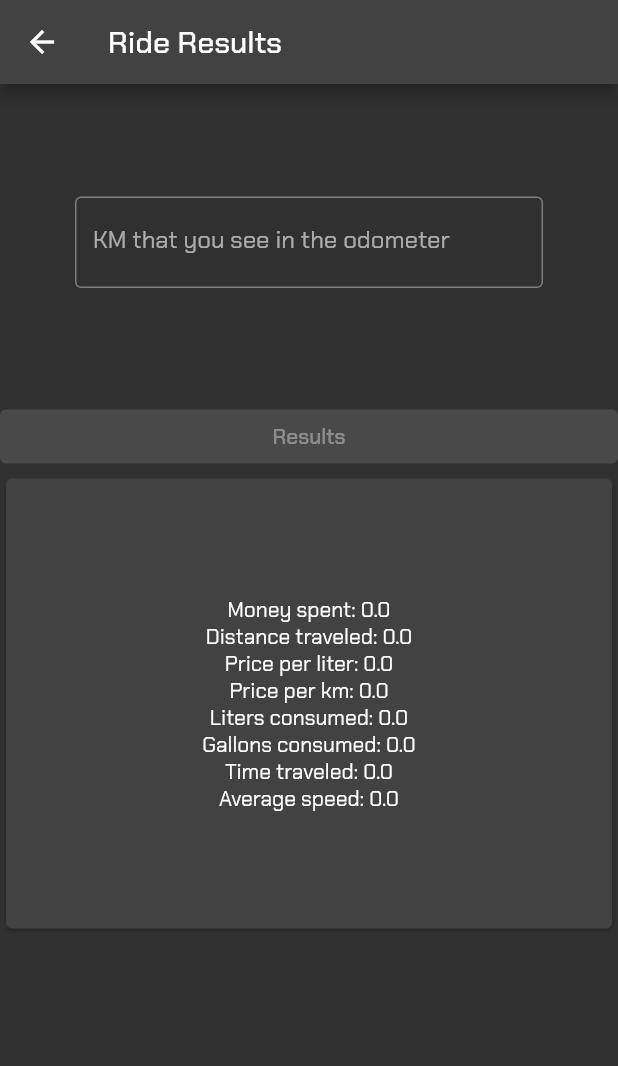
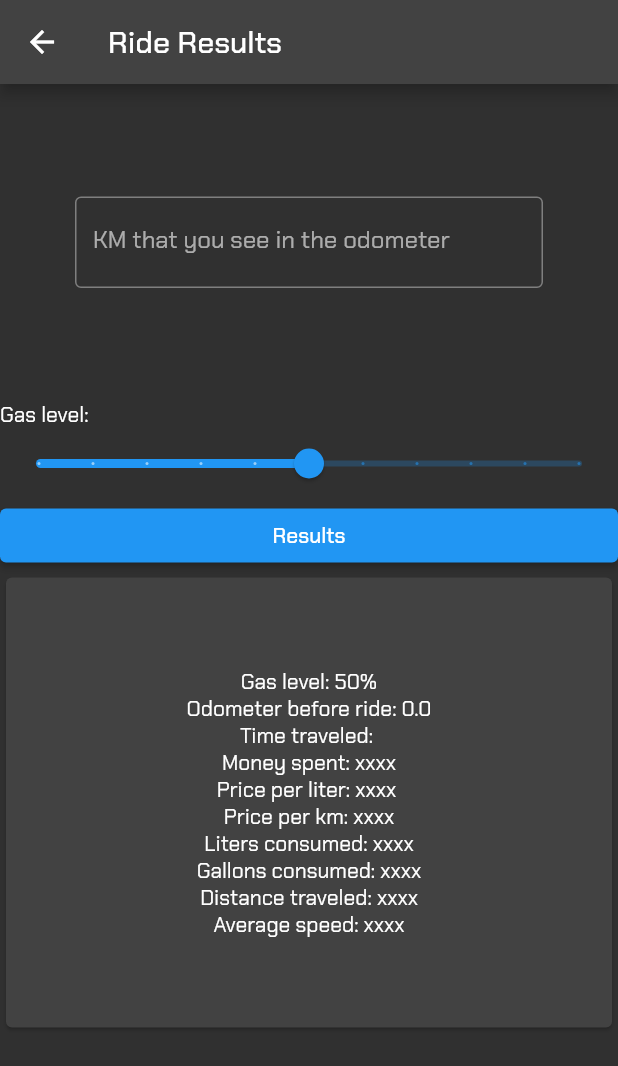
Before and after one commit to navirobayo/venom, a Flutter app: the NewRide screen opened directly with empty values, after a tap on "Press now and Analyze", on a phone screen of 412 x 824 dp. Shown: the top 1066 px of the screen. Run offline on Flutter 3.47's test engine with Material 2 defaults, Android fonts, the phone set to English and light mode, and no system bars; our stand-ins replace circular_countdown_timer, flutter_time_picker_spinner, google_fonts, sqflite; accounts and stored records are empty.

Commit message:
Data movement to Result Screen

```diff
--- a/venom/lib/presentation/new_ride/new_ride.dart
+++ b/venom/lib/presentation/new_ride/new_ride.dart
@@ -2,13 +2,17 @@ import 'package:flutter/material.dart';
 import 'package:circular_countdown_timer/circular_countdown_timer.dart';
 import 'package:venom/components/timer_widget.dart';
 import 'package:venom/presentation/results_screen/results_screen.dart';
-import 'dart:async';
-import 'package:path/path.dart';
-import 'package:sqflite/sqflite.dart';
 
 class NewRide extends StatefulWidget {
   final int duration;
-  const NewRide({Key? key, required this.duration}) : super(key: key);
+  final double gasLevel;
+  final double odometer1;
+  const NewRide(
+      {Key? key,
+      required this.duration,
+      required this.gasLevel,
+      required this.odometer1})
+      : super(key: key);
 
   @override
   State<NewRide> createState() => _NewRideState();
@@ -16,6 +20,15 @@ class NewRide extends StatefulWidget {
 
 class _NewRideState extends State<NewRide> {
   late final CountDownController _controller = CountDownController();
+  double _gasLevel1 = 0.5;
+  double _odometer1 = 0.0;
+
+  @override
+  void initState() {
+    super.initState();
+    _odometer1 = widget.odometer1;
+    _gasLevel1 = widget.gasLevel;
+  }
 
   @override
   Widget build(BuildContext context) {
@@ -36,13 +49,15 @@ class _NewRideState extends State<NewRide> {
           const SizedBox(
             height: 50,
           ),
-          const SizedBox(
+          SizedBox(
             width: 300,
             height: 100,
             child: Column(
               children: [
-                Text("Press Go and enjoy the ride,"),
-                Text("Venom will notify when the ride is done"),
+                const Text("Press Go and enjoy the ride,"),
+                const Text("Venom will notify when the ride is done"),
+                Text("Gas level: ${(_gasLevel1 * 100).round()}%"),
+                Text('Odometer before ride: $_odometer1'),
               ],
             ),
           ),
@@ -58,6 +73,8 @@ class _NewRideState extends State<NewRide> {
                   context,
                   MaterialPageRoute(
                     builder: (context) => ResultsScreen(
+                      gasLevel1: _gasLevel1,
+                      odometer1: widget.odometer1,
                       timeTraveled: (_controller.getTime()).toString(),
                     ),
                   ),
--- a/venom/lib/presentation/results_screen/results_screen.dart
+++ b/venom/lib/presentation/results_screen/results_screen.dart
@@ -2,47 +2,22 @@ import 'package:flutter/material.dart';
 
 class ResultsScreen extends StatefulWidget {
   final String timeTraveled;
+  final double gasLevel1;
+  final double odometer1;
 
-  const ResultsScreen({Key? key, required this.timeTraveled}) : super(key: key);
+  const ResultsScreen(
+      {Key? key,
+      required this.timeTraveled,
+      required this.gasLevel1,
+      required this.odometer1})
+      : super(key: key);
 
   @override
   State<ResultsScreen> createState() => _ResultsScreenState();
 }
 
 class _ResultsScreenState extends State<ResultsScreen> {
-  late String kmInOdometerOne;
-  late String kmInOdometerTwo;
-
-  late String moneySpent = "0.0";
-
-  late String distanceTraveled = "0.0";
-
-  late String pricePerLiter = "0.0";
-
-  late String pricePerKm = "0.0";
-
-  late String litersConsumed = "0.0";
-
-  late String galConsumed = "0.0";
-
-  late String timeTraveled = "0.0";
-
-  late String averageSpeed = "0.0";
-
-  final moneySpentController = TextEditingController();
-  final distanceTraveledController = TextEditingController();
-  final pricePerLiterController = TextEditingController();
-  final pricePerKmController = TextEditingController();
-  final litersConsumedController = TextEditingController();
-  final galConsumedController = TextEditingController();
-  final timeTraveledController = TextEditingController();
-  final averageSpeedController = TextEditingController();
-
-  @override
-  void initState() {
-    super.initState();
-    timeTraveledController.text = widget.timeTraveled;
-  }
+  double _gasLevel2 = 0.5;
 
   @override
   Widget build(BuildContext context) {
@@ -70,32 +45,31 @@ class _ResultsScreenState extends State<ResultsScreen> {
           const SizedBox(
             height: 25,
           ),
-            const Expanded(
+          //Slicer to choose the gas level
+          const Text("Gas level:"),
+          Slider(
+            value: _gasLevel2,
+            onChanged: (value) {
+              setState(() {
+                _gasLevel2 = value;
+              });
+            },
+            min: 0,
+            max: 1,
+            divisions: 10,
+            label: _gasLevel2 == 0
+                ? "Empty tank"
+                : _gasLevel2 == 1
+                    ? "Full tank"
+                    : "",
+          ),
+          Expanded(
             child: ElevatedButton(
-                onPressed: null,
-                /* () {
+              onPressed: () {
                 // Function that adds the KM in odometer from the TextInput
-                  setState(() {
-                    rideDistance();
-                    moneySpent();
-                    pricePerKm();
-                    galConsumed();
-                    averageSpeed();
-                    litersConsumed();
-                    timeTraveled();
-                    pricePerLiter();
-                    distanceTraveled();
-                    moneySpentController.text = moneySpent;
-                    distanceTraveledController.text = distanceTraveled;
-                    pricePerLiterController.text = pricePerLiter;
-                    pricePerKmController.text = pricePerKm;
-                    litersConsumedController.text = litersConsumed;
-                    galConsumedController.text = galConsumed;
-                    timeTraveledController.text = timeTraveled;
-                    averageSpeedController.text = averageSpeed;
-                  });
-                }, */
-                child: Text("Results"),
+                setState(() {});
+              },
+              child: const Text("Results"),
             ),
           ),
           Card(
@@ -105,68 +79,21 @@ class _ResultsScreenState extends State<ResultsScreen> {
             child: Column(
               mainAxisAlignment: MainAxisAlignment.center,
               children: [
-                  Text('Money spent: $moneySpent'),
-                  Text('Distance traveled: $distanceTraveled'),
-                  Text('Price per liter: $pricePerLiter'),
-                  Text('Price per km: $pricePerKm'),
-                  Text('Liters consumed: $litersConsumed'),
-                  Text('Gallons consumed: $galConsumed'),
-                  Text('Time traveled: $timeTraveled'),
-                  Text('Average speed: $averageSpeed'),
+                Text("Gas level: ${(_gasLevel2 * 100).round()}%"),
+                Text('Odometer before ride: ${widget.odometer1}'),
+                Text("Time traveled: ${widget.timeTraveled}"),
+                Text('Money spent: xxxx'),
+                Text('Price per liter: xxxx '),
+                Text('Price per km: xxxx'),
+                Text('Liters consumed: xxxx'),
+                Text('Gallons consumed: xxxx'),
+                Text('Distance traveled: xxxx'),
+                Text('Average speed: xxxx'),
               ],
             ),
           )),
         ],
-        ));
+      ),
+    );
   }
 }
-
-// Functions that compute the information.
-/*
-void rideDistance() {
-  int rideDistance = int.parse(kmInOdometerTwo) - int.parse(kmInOdometerOne);
-}
-
-void moneySpent() {
-  double moneySpent =
-      double.parse(pricePerLiter) * double.parse(litersConsumed);
-}
-
-void pricePerKm() {
-  double pricePerKm = double.parse(moneySpent) / double.parse(distanceTraveled);
-}
-
-void galConsumed() {
-  double galConsumed = double.parse(litersConsumed) * 0.264172;
-}
-
-void averageSpeed() {
-  double averageSpeed =
-      double.parse(distanceTraveled) / double.parse(timeTraveled);
-}
-
-void litersConsumed() {
-  double litersConsumed =
-      double.parse(distanceTraveled) / double.parse(averageSpeed);
-}
-
-void timeTraveled() {
-  double timeTraveled =
-      double.parse(distanceTraveled) / double.parse(averageSpeed);
-}
-
-void pricePerLiter() {
-  double pricePerLiter =
-      double.parse(moneySpent) / double.parse(litersConsumed);
-}
-
-void distanceTraveled() {
-  double distanceTraveled =
-      double.parse(kmInOdometerTwo) - double.parse(kmInOdometerOne);
-}
-
-void duration() {
-  int duration = duration;
-}
-
-*/
```
Also changed, not shown: venom/lib/components/database_helper.dart (+34 -0 lines), venom/lib/presentation/new_ride/before_ride_2.dart (+71 -29 lines), venom/lib/presentation/settings_screen/gas_capacity.dart (+21 -10 lines), venom/flutter_01.png (added). Lines whose indentation alone changed are shown as unchanged.
